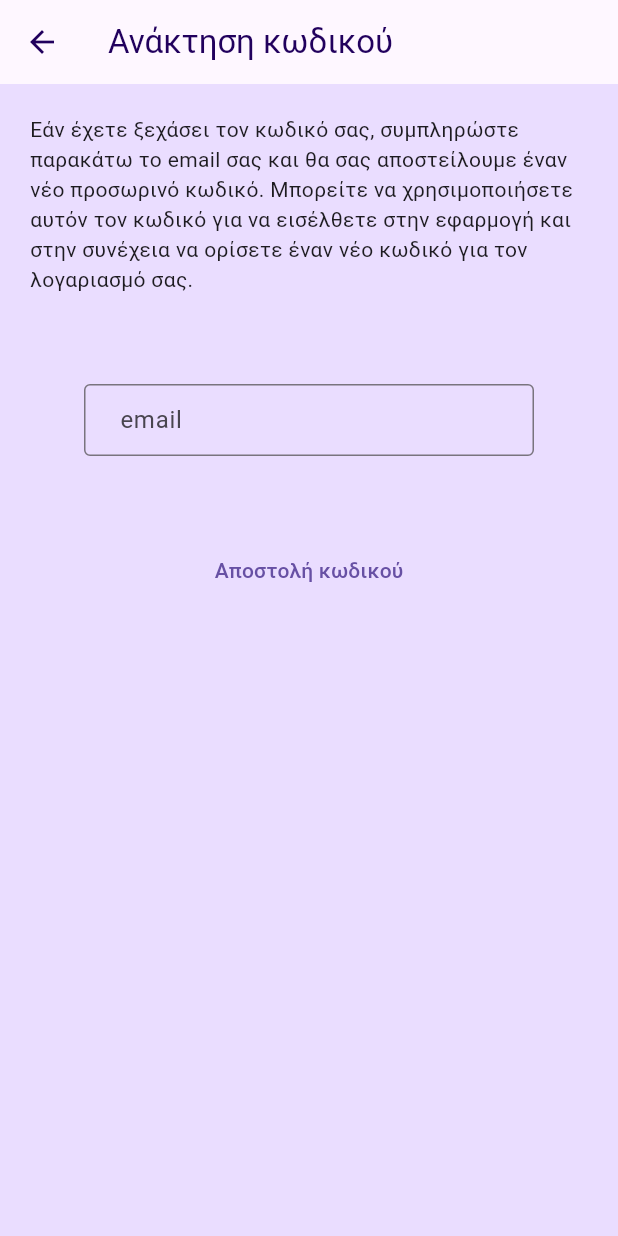
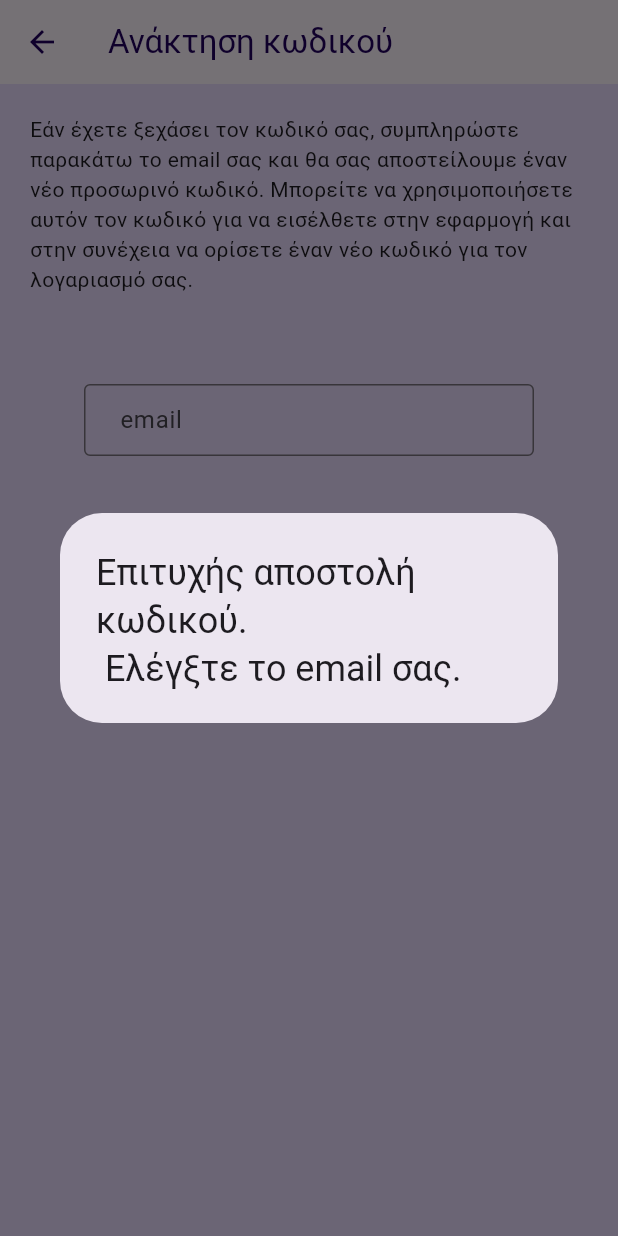
Before and after one commit to SeekerRook/HCI, a Flutter app: the ForgotPassword screen opened directly, after a tap on "Αποστολή κωδικού", on a phone screen of 412 x 824 dp. Run offline on Flutter 3.47's test engine with Material 2 defaults, Android fonts, the phone set to English and light mode, and no system bars; our stand-ins replace cached_network_image, flutter_speed_dial, geolocator, shared_preferences; missing offline and left inert: flutter_text_field_fab, geocoder, latlng, map, mobile_scanner; accounts and stored records are empty; network calls fail; key blocks and very long unbroken strings in the code were emptied for the run.

Commit message:
forgot account popup

```diff
--- a/donaid/lib/pages/forgot_password.dart
+++ b/donaid/lib/pages/forgot_password.dart
@@ -44,7 +44,13 @@ class ForgotPassword extends StatelessWidget {
 // Spacer(),
 TextButton(
   child: Text('Αποστολή κωδικού'),
-  onPressed: () {}
+  onPressed: () {
+    showDialog(
+                  context: context,
+                  builder: (context) => AlertDialog(
+                    title: Text('Επιτυχής αποστολή κωδικού.\n Ελέγξτε το email σας.' )
+                    ));
+  }
   )
       ]
        ),
```
